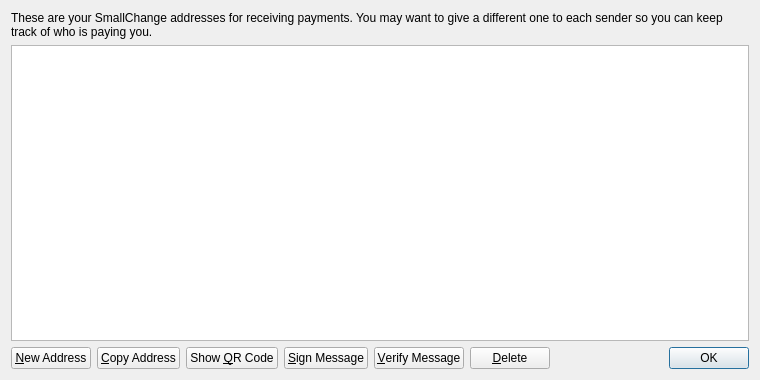
colgcoin/mathscoin, file src/qt/forms/addressbookpage.ui: the form before one commit.
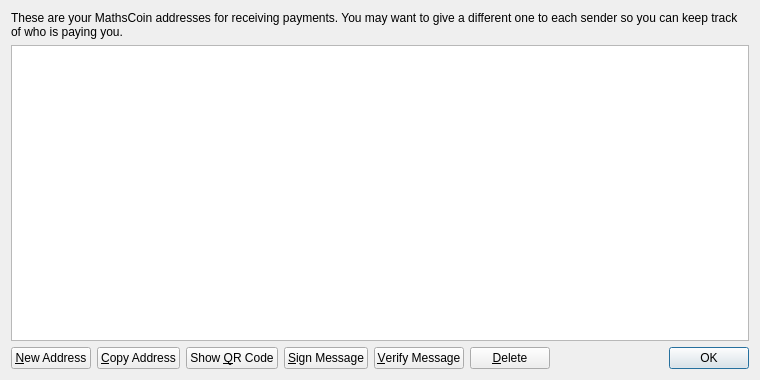
The form after the commit. Icons and pictures are not drawn.

```diff
--- a/src/qt/forms/addressbookpage.ui
+++ b/src/qt/forms/addressbookpage.ui
@@ -17,7 +17,7 @@
    <item>
     <widget class="QLabel" name="labelExplanation">
      <property name="text">
-      <string>These are your SmallChange addresses for receiving payments. You may want to give a different one to each sender so you can keep track of who is paying you.</string>
+      <string>These are your MathsCoin addresses for receiving payments. You may want to give a different one to each sender so you can keep track of who is paying you.</string>
      </property>
      <property name="textFormat">
       <enum>Qt::PlainText</enum>
```
